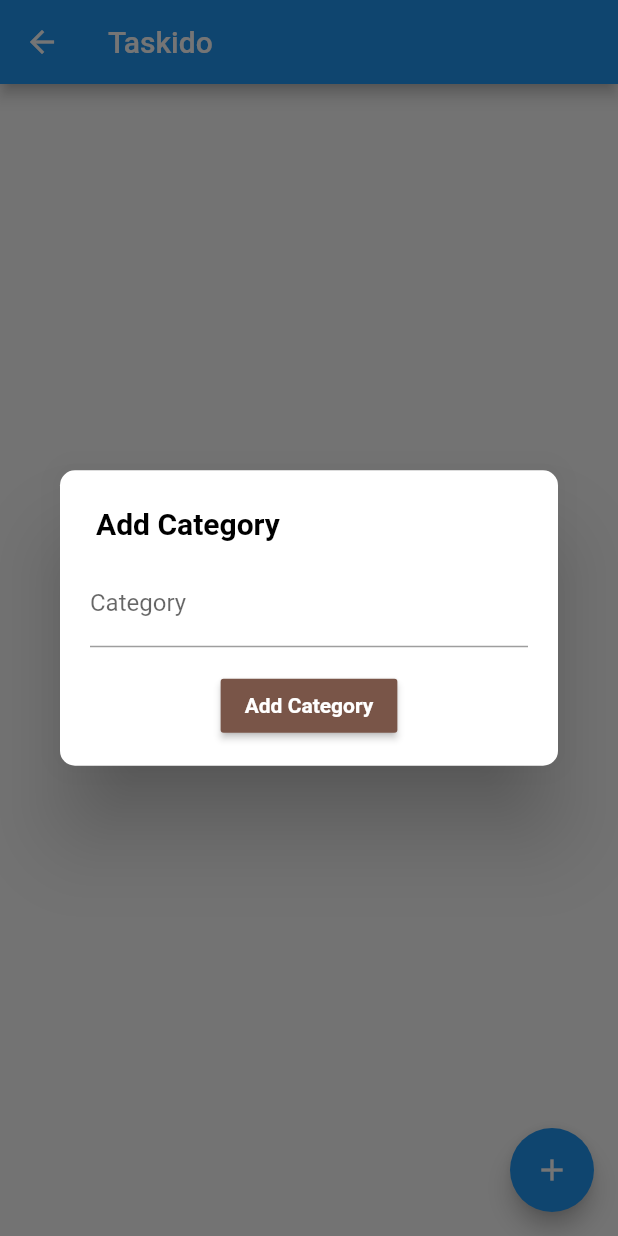
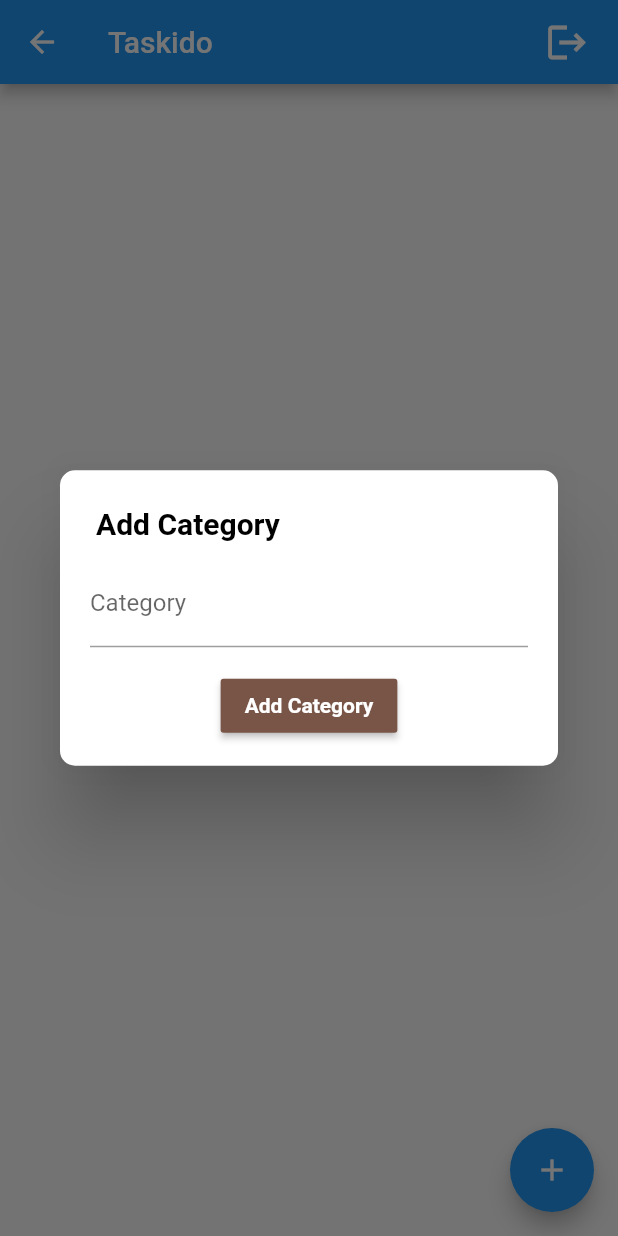
Before and after one commit to qinyanjuidavid/Taskido-App, a Flutter app: the HomeScreen screen opened by its route, after a tap on the "add" icon, on a phone screen of 412 x 824 dp. Run offline on Flutter 3.47's test engine with Material 2 defaults, Android fonts, the phone set to English and light mode, and no system bars; our stand-ins replace fluttertoast, hive, hive_flutter; missing offline and left inert: http_interceptor; accounts and stored records are empty.

Commit message:
:lock: logout service

```diff
--- a/lib/api/api.dart
+++ b/lib/api/api.dart
@@ -35,9 +35,9 @@ class Api {
     return response;
   }
 
-  static Future<http.Response> logout(String? refresh) async {
+  static Future<http.Response> logout() async {
     String? token = authService.loginDetails.access;
-
+    String? refresh = authService.loginDetails.refresh;
     var response = await client2.post(
       Uri.parse("${baseUrl}logout/"),
       headers: {
--- a/lib/views/home.dart
+++ b/lib/views/home.dart
@@ -101,11 +101,27 @@ class _HomeScreenState extends State<HomeScreen> {
     }
   }
 
+  void _logoutFnc() async {}
   @override
   Widget build(BuildContext context) {
     return Scaffold(
       appBar: AppBar(
         title: Text("Taskido"),
+        actions: [
+          Padding(
+            padding: const EdgeInsets.only(
+              right: 10,
+            ),
+            child: IconButton(
+              iconSize: 30,
+              onPressed: () {},
+              icon: const Icon(
+                Icons.logout,
+                // size: 10,
+              ),
+            ),
+          )
+        ],
       ),
       body: RefreshIndicator(
         onRefresh: _refresh,
```
Also changed, not shown: lib/services/auth_services.dart (+12 -0 lines).
